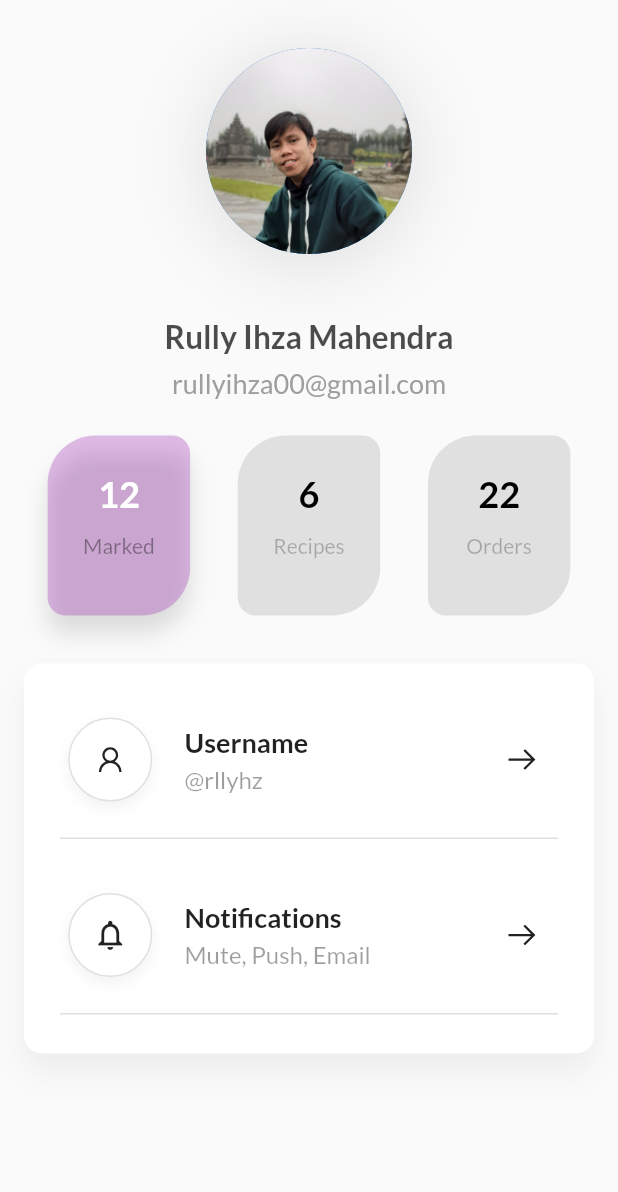
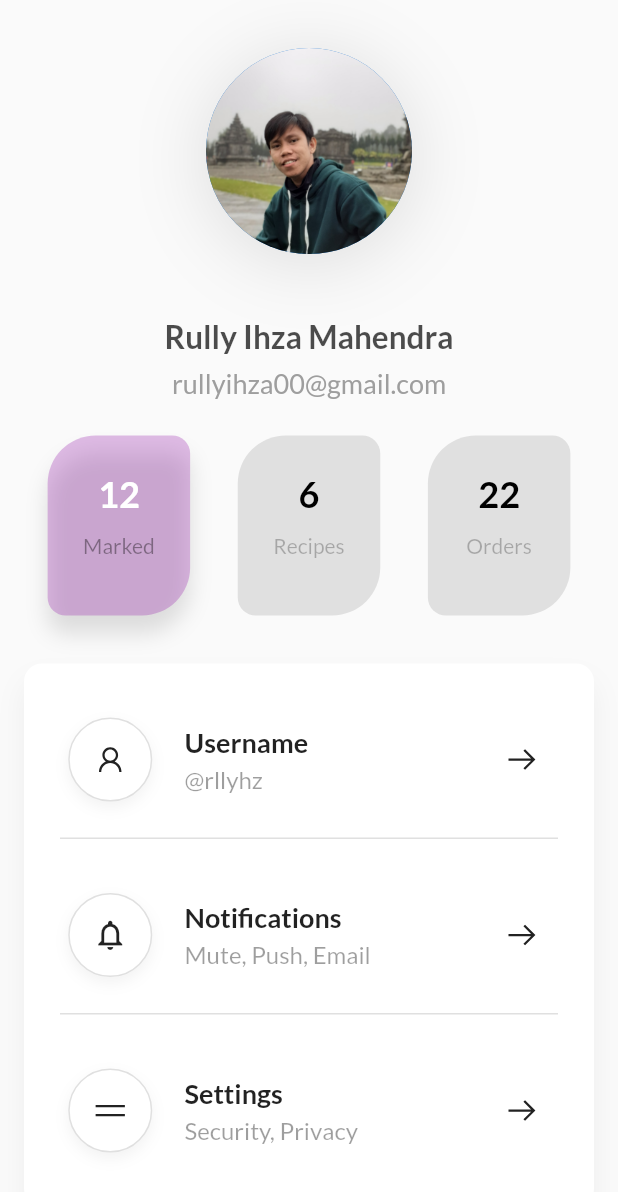
Before and after one commit to rllyhz/FoodUApp-flutter-fundamental-Dicoding, a Flutter app: the ProfilePage widget shown alone on an empty page, opened directly, on a phone screen of 412 x 824 dp. Shown: the top 1192 px of the screen. Run offline on Flutter 3.47's test engine with Material 2 defaults, Android fonts, the phone set to English and light mode, and no system bars; our stand-ins replace flutter_rating_bar, flutter_svg, google_fonts, google_nav_bar, line_icons; network calls fail.

Commit message:
Finishing up

```diff
--- a/lib/pages/profile_page.dart
+++ b/lib/pages/profile_page.dart
@@ -105,7 +105,6 @@ class _ProfilePageState extends State<ProfilePage> {
           Padding(
             padding: const EdgeInsets.symmetric(horizontal: 16.0),
             child: Container(
-              height: 260.0,
               padding: EdgeInsets.symmetric(horizontal: 24.0, vertical: 12.0),
               decoration: BoxDecoration(
                 color: Colors.white,
@@ -120,13 +119,15 @@ class _ProfilePageState extends State<ProfilePage> {
               ),
               child: ListView(
                 physics: ClampingScrollPhysics(),
+                shrinkWrap: true,
                 children: [
                   _buildProfileMenuItem(
                       context, 'Username', '@rllyhz', LineIcons.user),
                   _buildProfileMenuItem(context, 'Notifications',
                       'Mute, Push, Email', Icons.notifications_none_outlined),
                   _buildProfileMenuItem(context, 'Settings',
-                      'Security, Privacy', LineIcons.gripLines),
+                      'Security, Privacy', LineIcons.gripLines,
+                      isLastIndex: true),
                 ],
               ),
             ),
@@ -137,15 +138,18 @@ class _ProfilePageState extends State<ProfilePage> {
     );
   }
 
-  Widget _buildProfileMenuItem(BuildContext context, String title,
-      String description, IconData iconData) {
+  Widget _buildProfileMenuItem(
+      BuildContext context, String title, String description, IconData iconData,
+      {bool isLastIndex = false}) {
     return GestureDetector(
       onTap: () {},
       child: Container(
         padding: EdgeInsets.symmetric(vertical: 24.0),
-        margin: EdgeInsets.only(bottom: 12.0),
+        margin: !isLastIndex ? EdgeInsets.only(bottom: 12.0) : null,
         decoration: BoxDecoration(
-          border: Border(bottom: BorderSide(width: 1.0, color: Colors.black12)),
+          border: !isLastIndex
+              ? Border(bottom: BorderSide(width: 1.0, color: Colors.black12))
+              : null,
         ),
         child: Row(
           mainAxisAlignment: MainAxisAlignment.start,
```
Also changed, not shown: lib/pages/home_page.dart (+5 -5 lines).
